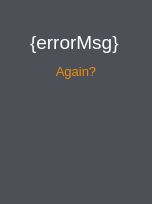
Old version of the form plagdef/gui/ui/error_widget.ui in the repository devWhyqueue/plagdef.
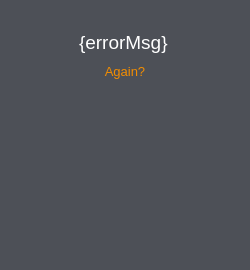
New version of the form. Icons and pictures are not drawn.

Patch:
```diff
--- a/plagdef/gui/ui/error_widget.ui
+++ b/plagdef/gui/ui/error_widget.ui
@@ -6,8 +6,8 @@
             <rect>
                 <x>0</x>
                 <y>0</y>
-                <width>152</width>
-                <height>204</height>
+                <width>250</width>
+                <height>270</height>
             </rect>
         </property>
         <property name="windowTitle">
@@ -43,11 +43,17 @@
             </item>
             <item>
                 <widget class="QLabel" name="error_msg_label">
+                    <property name="frameShape">
+                        <enum>QFrame::NoFrame</enum>
+                    </property>
                     <property name="text">
                         <string>&lt;html&gt;&lt;head/&gt;&lt;body&gt;&lt;p align=&quot;center&quot;&gt;&lt;span
                             style=&quot; font-size:14pt; color:#ffffff;&quot;&gt;{errorMsg}&lt;/span&gt;&lt;/p&gt;&lt;/body&gt;&lt;/html&gt;
                         </string>
                     </property>
+                    <property name="wordWrap">
+                        <bool>false</bool>
+                    </property>
                 </widget>
             </item>
             <item alignment="Qt::AlignHCenter">
```
Left out of the diff: 2 changed lines with no effect on the pictures.
